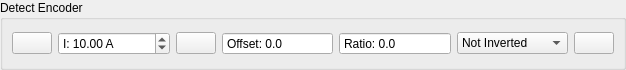
Above: widgets/detectfocencoder.ui from vedderb/vesc_tool before the change. Below: the same form after it.
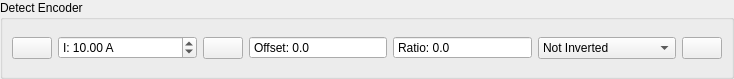
That is the form after the change.

Commit message: Allow more encoder detetion current

```diff
--- a/widgets/detectfocencoder.ui
+++ b/widgets/detectfocencoder.ui
@@ -6,8 +6,8 @@
    <rect>
     <x>0</x>
     <y>0</y>
-    <width>626</width>
-    <height>70</height>
+    <width>734</width>
+    <height>79</height>
    </rect>
   </property>
   <property name="windowTitle">
@@ -59,6 +59,9 @@
         <property name="suffix">
          <string> A</string>
         </property>
+        <property name="maximum">
+         <double>9999.000000000000000</double>
+        </property>
         <property name="value">
          <double>10.000000000000000</double>
         </property>
```
Left out of the diff: 4 changed lines with no effect on the pictures.
